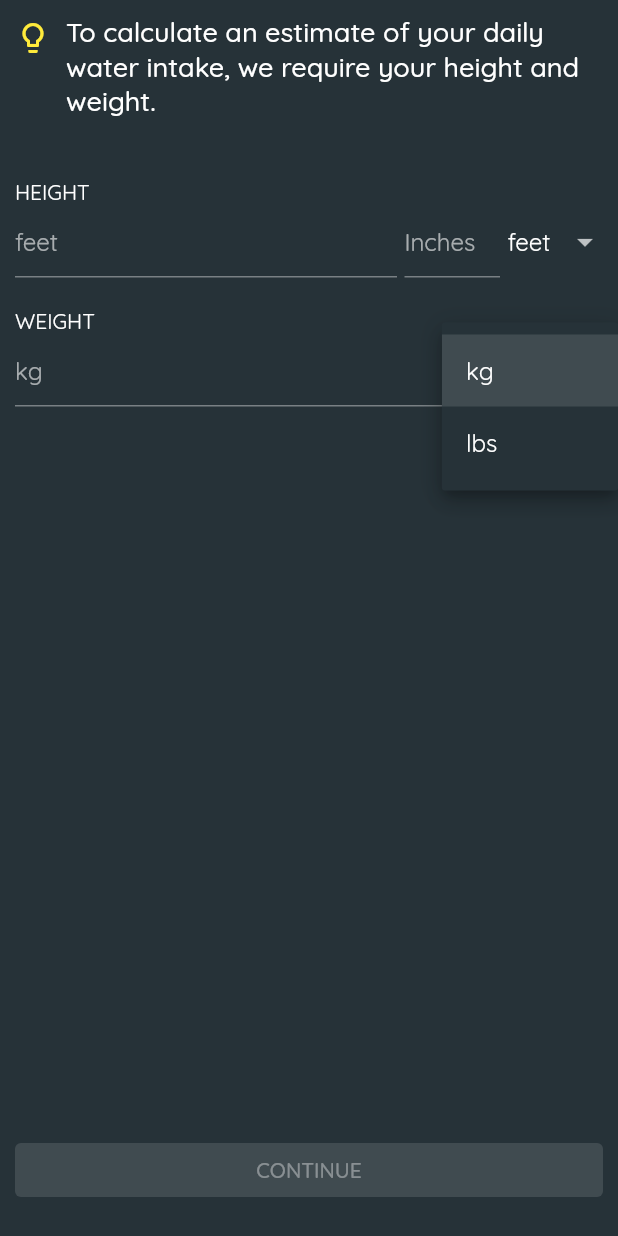
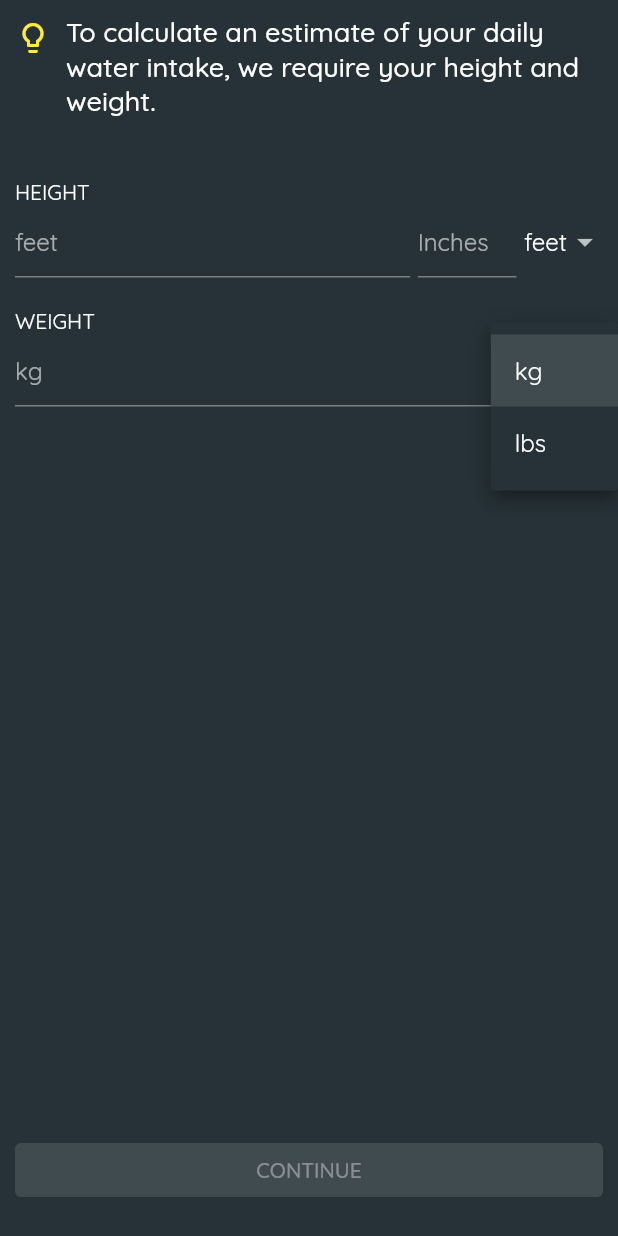
Before and after one commit to sudoadarsh/HydraSip, a Flutter app: the screen it shows after launch, after a tap on "GET STARTED", after a tap on "kg", on a phone screen of 412 x 824 dp. Run offline on Flutter 3.47's test engine with Material 2 defaults, Android fonts, the phone set to English and light mode, and no system bars; our stand-ins replace bloc, flutter_bloc, geolocator, permission_handler, shared_preferences; missing offline and left inert: app_settings, dart:ffi.

```diff
--- a/lib/constants/key_constants.dart
+++ b/lib/constants/key_constants.dart
@@ -3,4 +3,5 @@ part of 'constants.dart';
 class KeyConstants {
   static const String appTheme = 'app_theme';
   static const String pageIndex = 'page_index';
+  static const String weatherApiKey = '5ef5344946aa9a4f8aea7682f03d6738';
 }
--- a/lib/constants/string_constants.dart
+++ b/lib/constants/string_constants.dart
@@ -19,4 +19,8 @@ class StringC {
   static const String moderatelyActive = 'Moderately active (3-5 days of exercise per week)';
   static const String veryActive = 'Very active (6-7 days of exercise per week)';
   static const String extremeActive = 'Extremely active (very intense exercise or physical job)';
+  static const String requestClimate = 'Please grant us permission to access your location in order to retrieve the current weather.';
+  static const String grant = 'GRANT PERMISSION';
+  static const String deny = 'Deny';
+  static const String confirmLocation = 'Are you sure you want to exclude climate when calculating your daily water intake?';
 }
--- a/lib/logic/theme/theme_cubit.dart
+++ b/lib/logic/theme/theme_cubit.dart
@@ -13,7 +13,7 @@ class ThemeCubit extends Cubit<ThemeState> {
   /// This shall be called when the settings page is accessed.
   void getActiveTheme() async {
     if (activeTheme != null) return;
-    activeTheme = SharedPref.instance.getBool(KeyConstants.appTheme);
+    activeTheme = SharedPref.getBool(KeyConstants.appTheme);
   }
 
   /// To toggle theme.
--- a/lib/main.dart
+++ b/lib/main.dart
@@ -3,8 +3,11 @@ import 'package:flutter_bloc/flutter_bloc.dart';
 import 'package:hydra_sip/constants/constants.dart';
 import 'package:hydra_sip/logic/theme/theme_cubit.dart';
 import 'package:hydra_sip/utils/routing/generate_route.dart';
+import 'package:hydra_sip/utils/shared_pref.dart';
 
-void main() {
+void main() async {
+  WidgetsFlutterBinding.ensureInitialized();
+  await SharedPref.init();
   runApp(const Root());
 }
 
--- a/lib/modules/introduction/logic/introduction_bloc.dart
+++ b/lib/modules/introduction/logic/introduction_bloc.dart
@@ -66,10 +66,10 @@ class IntroductionBloc extends Bloc<IntroductionEvent, IntroductionState> {
   }
 
   int _getCurrentIndex() {
-    return SharedPref.instance.getInt(KeyConstants.pageIndex) ?? 0;
+    return SharedPref.getInt(KeyConstants.pageIndex) ?? 0;
   }
 
   Future<bool?> _updateCurrentIndex(int i) async {
-    return await SharedPref.instance.setValue(i, KeyConstants.pageIndex);
+    return await SharedPref.setValue(i, KeyConstants.pageIndex);
   }
 }
--- a/lib/modules/introduction/widgets/activity_page.dart
+++ b/lib/modules/introduction/widgets/activity_page.dart
@@ -70,7 +70,7 @@ class ActivityPage extends StatelessWidget {
         Positioned(
           bottom: 20,
           left: 10,
-          child: ElevatedButton(
+          child: OutlinedButton(
             onPressed: onActivityBack,
             child: const ASText(StringC.back),
           ),
--- /dev/null
+++ b/lib/modules/introduction/widgets/climate_page.dart
@@ -0,0 +1,99 @@
+part of 'intro_page_widgets.dart';
+
+class ClimatePage extends StatelessWidget {
+  const ClimatePage({
+    Key? key,
+    required this.bloc,
+    required this.onClimateBack,
+    required this.onClimateContinue,
+  }) : super(key: key);
+
+  final IntroductionBloc bloc;
+  final VoidCallback onClimateBack;
+  final VoidCallback onClimateContinue;
+
+  @override
+  Widget build(BuildContext context) {
+    return Stack(
+      children: [
+        Padding(
+          padding: const EdgeInsets.all(10.0),
+          child: Column(
+            children: [
+              Row(
+                crossAxisAlignment: CrossAxisAlignment.start,
+                children: [
+                  Transform.translate(
+                      offset: const Offset(0, 3), child: IconC.hint),
+                  SizeC.spaceHorizontal10,
+                  Expanded(
+                    child: ASText(
+                      StringC.requestClimate,
+                      style: Theme.of(context).textTheme.bodyLarge,
+                    ),
+                  ),
+                ],
+              ),
+            ],
+          ),
+        ),
+        Positioned(
+          bottom: 20,
+          left: 10,
+          child: OutlinedButton(
+            onPressed: onClimateBack,
+            child: const ASText(StringC.back),
+          ),
+        ),
+        Positioned(
+          bottom: 20,
+          right: 10,
+          child: ElevatedButton(
+            onPressed: () async {
+              PermissionStatus status =
+                  await OpenWeatherUtil.requestPermission();
+              if (!status.isGranted) {
+                // ignore: use_build_context_synchronously
+                _confirm(context);
+                return;
+              }
+              onClimateContinue();
+            },
+            child: const ASText(StringC.cont),
+          ),
+        ),
+      ],
+    );
+  }
+
+  /// Dialog to confirm the user selection.
+  void _confirm(BuildContext context) async {
+    await showDialog(
+      context: context,
+      builder: (_) {
+        return AlertDialog(
+          title: const ASText(StringC.appName),
+          content: const Text(StringC.confirmLocation),
+          actions: [
+            TextButton(
+              onPressed: () async {
+                PermissionStatus status =
+                    await OpenWeatherUtil.requestPermission();
+                if (status.isGranted) {
+                  // Move to Next page.
+                  onClimateContinue();
+                } else if (status.isPermanentlyDenied) {
+                  AppSettings.openLocationSettings();
+                }
+                // ignore: use_build_context_synchronously
+                Navigator.of(context).pop();
+              },
+              child: const ASText(StringC.grant),
+            ),
+            ElevatedButton(onPressed: () {}, child: const Text(StringC.cont)),
+          ],
+        );
+      },
+    );
+  }
+}
--- a/lib/modules/introduction/widgets/text_field_dropdown.dart
+++ b/lib/modules/introduction/widgets/text_field_dropdown.dart
@@ -7,7 +7,8 @@ class TextFieldDropdown<T> extends StatelessWidget {
     required this.controller,
     required this.items,
     required this.onChanged,
-    this.dropdownValue, this.inchController,
+    this.dropdownValue,
+    this.inchController,
   }) : super(key: key);
 
   final String hintText;
@@ -24,7 +25,12 @@ class TextFieldDropdown<T> extends StatelessWidget {
         Expanded(
           flex: 4,
           child: TextFormField(
+            inputFormatters: [FilteringTextInputFormatter.digitsOnly],
             controller: controller,
+            textInputAction: TextInputAction.next,
+            keyboardType: Platform.isAndroid
+                ? TextInputType.number
+                : const TextInputType.numberWithOptions(),
             decoration: InputDecoration(
               hintText: hintText,
             ),
@@ -33,9 +39,12 @@ class TextFieldDropdown<T> extends StatelessWidget {
         if (dropdownValue == HeightMetrics.feet) ...[
           SizeC.spaceHorizontal5,
           Expanded(
-            flex: 1,
             child: TextFormField(
               controller: inchController,
+              textInputAction: TextInputAction.next,
+              keyboardType: Platform.isAndroid
+                  ? TextInputType.number
+                  : const TextInputType.numberWithOptions(),
               decoration: const InputDecoration(
                 hintText: StringC.inches,
               ),
@@ -43,14 +52,12 @@ class TextFieldDropdown<T> extends StatelessWidget {
           ),
         ],
         SizeC.spaceHorizontal5,
-        Expanded(
-          child: DropdownButtonHideUnderline(
-            child: DropdownButton<T>(
-              items: items,
-              onChanged: onChanged,
-              value: dropdownValue,
-              dropdownColor: Theme.of(context).scaffoldBackgroundColor,
-            ),
+        DropdownButtonHideUnderline(
+          child: DropdownButton<T>(
+            items: items,
+            onChanged: onChanged,
+            value: dropdownValue,
+            dropdownColor: Theme.of(context).scaffoldBackgroundColor,
           ),
         ),
       ],
--- a/lib/utils/routing/generate_route.dart
+++ b/lib/utils/routing/generate_route.dart
@@ -3,8 +3,9 @@ import 'package:hydra_sip/modules/dashboard/dashboard.dart';
 import 'package:hydra_sip/modules/introduction/introduction_page.dart';
 
 class RouteConstants {
-  static const String dashboard = 'dashboard';
-  static const String introduction = 'introduction';
+  static const String dashboard = '/dashboard';
+  static const String introduction = '/introduction';
+  static const String home = '/home';
 }
 
 class GenerateRoute {
--- a/lib/utils/shared_pref.dart
+++ b/lib/utils/shared_pref.dart
@@ -3,66 +3,62 @@ import 'dart:ffi';
 import 'package:shared_preferences/shared_preferences.dart';
 
 class SharedPref {
-  /// The singular instance of [SharedPreferences].
-  SharedPreferences? _pref;
-  SharedPref._() {init();}
-  static final SharedPref instance = SharedPref._();
+  static late final SharedPreferences _pref;
 
   /// To initialise the [SharedPref] class.
-  Future<SharedPreferences?> init() async {
-    if (_pref != null) return _pref;
+  static Future<SharedPreferences?> init() async {
     _pref = await SharedPreferences.getInstance();
     return _pref;
   }
 
   /// Set a value.
-  Future<bool?>? setValue(dynamic value, String key) async {
+  static Future<bool?>? setValue(dynamic value, String key) async {
     bool? res;
     // Get the runtimeType of the value.
     switch (value.runtimeType) {
       case int:
-        res = await _pref?.setInt(key, value);
+        res = await _pref.setInt(key, value);
         return res;
       case double:
-        res = await _pref?.setDouble(key, value);
+        res = await _pref.setDouble(key, value);
         return res;
       case String:
-        res = await _pref?.setString(key, value);
+        res = await _pref.setString(key, value);
         return res;
       case Bool:
-        res = await _pref?.setBool(key, value);
+        res = await _pref.setBool(key, value);
         return res;
       case List<String>:
-        res = await _pref?.setStringList(key, value);
+        res = await _pref.setStringList(key, value);
         return res;
     }
     return res;
   }
 
   /// Get a value.
-  String? getString(String key) {
-    return _pref?.getString(key);
+  static String? getString(String key) {
+    return _pref.getString(key);
   }
-  bool? getBool(String key) {
-    return _pref?.getBool(key);
+  static bool? getBool(String key) {
+    return _pref.getBool(key);
   }
-  int? getInt(String key) {
-    return _pref?.getInt(key);
+  static int? getInt(String key) {
+    return _pref.getInt(key);
   }
-  double? getDouble(String key) {
-    return _pref?.getDouble(key);
+  static double? getDouble(String key) {
+    return _pref.getDouble(key);
   }
-  List<String>? getStringList(String key) {
-    return _pref?.getStringList(key);
+  static List<String>? getStringList(String key) {
+    return _pref.getStringList(key);
   }
 
   /// Remove a value.
-  Future<bool>? remove(String key) {
-    return _pref?.remove(key);
+  static Future<bool>? remove(String key) {
+    return _pref.remove(key);
   }
 
   /// Clear shared preferences.
-  Future<bool>? clear() {
-    return _pref?.clear();
+  static Future<bool>? clear() {
+    return _pref.clear();
   }
 }
```
Also changed, not shown: lib/modules/introduction/introduction_page.dart (+18 -0 lines), lib/modules/introduction/widgets/hw_page.dart (+6 -3 lines), lib/modules/introduction/widgets/intro_page_widgets.dart (+8 -1 lines), lib/utils/open_weather/open_weather.dart (added, +25 -0 lines), pubspec.lock, 2 other files.
